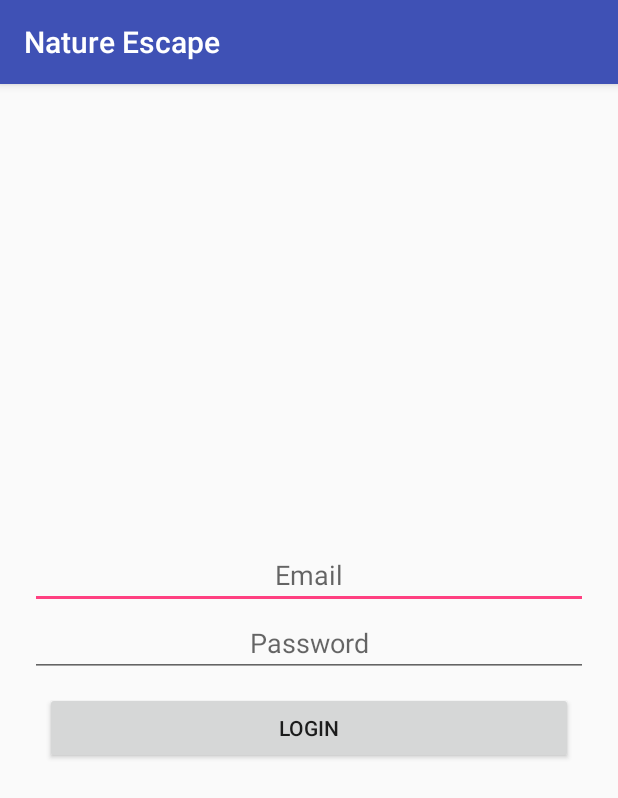
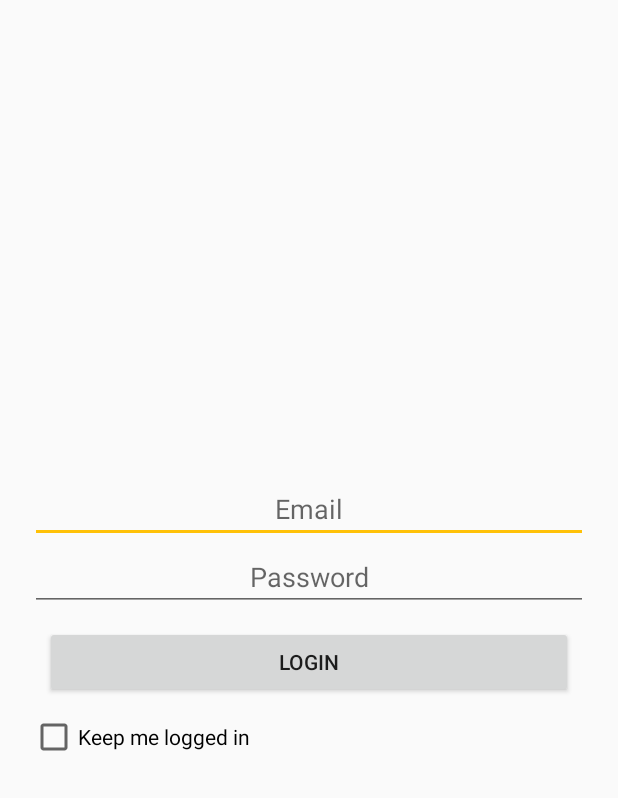
Before and after one commit to alexbajzat/nature-escape, an Android app: the screen it shows after launch (LoginActivity), on a phone screen of 412 x 824 dp. Shown: the top 798 px of the screen. Run offline under Robolectric (Android 15) with nearby library versions, the phone set to English and light mode, and no system bars; our stand-ins replace ButterKnife, Dagger/Hilt's generated code.

Commit message:
added login remember functionality; profile info collapse animation

```diff
--- a/app/src/main/java/com/bjz/naturescape/activity/LoginActivity.java
+++ b/app/src/main/java/com/bjz/naturescape/activity/LoginActivity.java
@@ -1,12 +1,15 @@
 package com.bjz.naturescape.activity;
 
+import android.content.Context;
 import android.content.Intent;
+import android.content.SharedPreferences;
 import android.os.Handler;
 import android.support.v7.app.AppCompatActivity;
 import android.os.Bundle;
 import android.util.Log;
 import android.view.View;
 import android.widget.Button;
+import android.widget.CheckBox;
 import android.widget.EditText;
 import android.widget.Toast;
 
@@ -17,6 +20,8 @@ import com.bjz.naturescape.service.LoginService;
 
 import javax.inject.Inject;
 
+import butterknife.BindView;
+import butterknife.ButterKnife;
 import retrofit2.Call;
 import retrofit2.Callback;
 import retrofit2.Response;
@@ -27,17 +32,29 @@ public class LoginActivity extends AppCompatActivity {
     @Inject
     Retrofit retrofit;
     private LoginService loginService;
+    @BindView(R.id.login_user_name_field)
+    EditText username;
+    @BindView(R.id.login_user_password_field)
+    EditText password;
+    @BindView(R.id.keep_logged_check)
+    CheckBox keepLogged;
 
     @Override
     protected void onCreate(Bundle savedInstanceState) {
         super.onCreate(savedInstanceState);
         setContentView(R.layout.activity_login);
+        ButterKnife.bind(this);
+
         ((ComponentApplication) getApplication()).getmNetComponent().inject(LoginActivity.this);
         initLoginButton();
         loginService = retrofit.create(LoginService.class);
 
-        //TODO remove this
-        doLogin();
+        SharedPreferences preferences = getPreferences(Context.MODE_PRIVATE);
+        if (preferences.contains("username") && preferences.contains("password")) {
+            username.setText(preferences.getString("username", null));
+            password.setText(preferences.getString("password", null));
+            doLogin();
+        }
 
     }
 
@@ -53,9 +70,6 @@ public class LoginActivity extends AppCompatActivity {
     }
 
     private void doLogin() {
-        EditText username = (EditText) findViewById(R.id.login_user_name_field);
-        EditText password = (EditText) findViewById(R.id.login_user_password_field);
-
 
         String usernameParsed = username.getText().toString();
         String passwordParsed = password.getText().toString();
@@ -78,6 +92,7 @@ public class LoginActivity extends AppCompatActivity {
             public void onResponse(Call<Void> call, Response<Void> response) {
                 if (response.code() == 200) {
                     Toast.makeText(LoginActivity.this, "Success", Toast.LENGTH_LONG).show();
+                    cacheUsernameAndPassword();
                     new Handler().postDelayed(new Runnable() {
                         @Override
                         public void run() {
@@ -97,6 +112,15 @@ public class LoginActivity extends AppCompatActivity {
         });
     }
 
+    private void cacheUsernameAndPassword() {
+        if (keepLogged.isChecked()) {
+            SharedPreferences.Editor editor = getPreferences(Context.MODE_PRIVATE).edit();
+            editor.putString("username", username.getText().toString());
+            editor.putString("password", password.getText().toString());
+            editor.apply();
+        }
+    }
+
     private void goToHome() {
         Intent intent = new Intent(this, HomeActivity.class);
         startActivity(intent);
--- a/app/src/main/java/com/bjz/naturescape/fragments/PostsFragment.java
+++ b/app/src/main/java/com/bjz/naturescape/fragments/PostsFragment.java
@@ -12,10 +12,14 @@ import android.support.v4.app.Fragment;
 import android.support.v4.content.ContextCompat;
 import android.support.v7.widget.LinearLayoutManager;
 import android.support.v7.widget.RecyclerView;
+import android.support.v7.widget.SearchView;
 import android.support.v7.widget.Toolbar;
 import android.support.v7.widget.helper.ItemTouchHelper;
 import android.util.Log;
 import android.view.LayoutInflater;
+import android.view.Menu;
+import android.view.MenuInflater;
+import android.view.MenuItem;
 import android.view.View;
 import android.view.ViewGroup;
 import android.widget.Toast;
@@ -46,6 +50,7 @@ public class PostsFragment extends Fragment {
     private RecyclerView.LayoutManager layoutManager;
     private FloatingActionButton addToFavActionButton;
     private Toolbar toolbar;
+    private SearchView searchView;
 
     public PostsFragment() {
         // Required empty public constructor
@@ -76,6 +81,7 @@ public class PostsFragment extends Fragment {
         fetchAllPosts();
         return inflate;
     }
+
 
     public void updatePost(Post post) {
         Call<Post> call = postService.updatePost(post.getId(), post);
--- a/app/src/main/res/layout/activity_login.xml
+++ b/app/src/main/res/layout/activity_login.xml
@@ -2,13 +2,13 @@
 <LinearLayout xmlns:android="http://schemas.android.com/apk/res/android"
     android:layout_width="match_parent"
     android:layout_height="match_parent"
-    android:gravity="center"
     android:orientation="vertical">
 
     <LinearLayout
         android:layout_width="match_parent"
-        android:layout_height="wrap_content"
+        android:layout_height="match_parent"
         android:orientation="vertical"
+        android:gravity="center"
         android:padding="20dp">
 
         <EditText
@@ -33,5 +33,12 @@
             android:layout_height="wrap_content"
             android:layout_margin="10dp"
             android:text="@string/user_login_button" />
+
+        <CheckBox
+            android:id="@+id/keep_logged_check"
+            android:layout_width="match_parent"
+            android:layout_height="wrap_content"
+            android:text="Keep me logged in" />
     </LinearLayout>
+
 </LinearLayout>
--- a/app/src/main/res/values/colors.xml
+++ b/app/src/main/res/values/colors.xml
@@ -1,8 +1,8 @@
 <?xml version="1.0" encoding="utf-8"?>
 <resources>
-    <color name="colorPrimary">#3F51B5</color>
-    <color name="colorPrimaryDark">#303F9F</color>
-    <color name="colorAccent">#FF4081</color>
+    <color name="colorPrimary">#81C784</color>
+    <color name="colorPrimaryDark">#43A047</color>
+    <color name="colorAccent">#FFC107</color>
     <color name="white">#FFFFFF</color>
 
 </resources>
--- a/app/src/main/res/values/strings.xml
+++ b/app/src/main/res/values/strings.xml
@@ -9,5 +9,6 @@
     <string name="menu_settings">Settings</string>
     <string name="favs">Favs</string>
     <string name="faved_posts_title">My Faved Posts</string>
+    <string name="search_title">Search</string>
 
 </resources>
--- a/app/src/main/res/values/styles.xml
+++ b/app/src/main/res/values/styles.xml
@@ -1,11 +1,14 @@
 <resources>
 
     <!-- Base application theme. -->
-    <style name="AppTheme" parent="Theme.AppCompat.Light.DarkActionBar">
+    <style name="AppTheme" parent="@style/Theme.AppCompat.Light.NoActionBar">
         <!-- Customize your theme here. -->
         <item name="colorPrimary">@color/colorPrimary</item>
         <item name="colorPrimaryDark">@color/colorPrimaryDark</item>
         <item name="colorAccent">@color/colorAccent</item>
+        <item name="android:windowNoTitle">true</item>
+        <item name="android:windowActionBar">false</item>
+        <item name="android:windowContentOverlay">@null</item>
     </style>
 
 </resources>
```
Also changed, not shown: app/src/main/res/layout/fragment_posts.xml (+37 -5 lines), app/src/main/res/layout/fragment_profile.xml (+37 -17 lines), app/src/main/res/menu/posts_menu.xml (added, +8 -0 lines), 1 other file.
